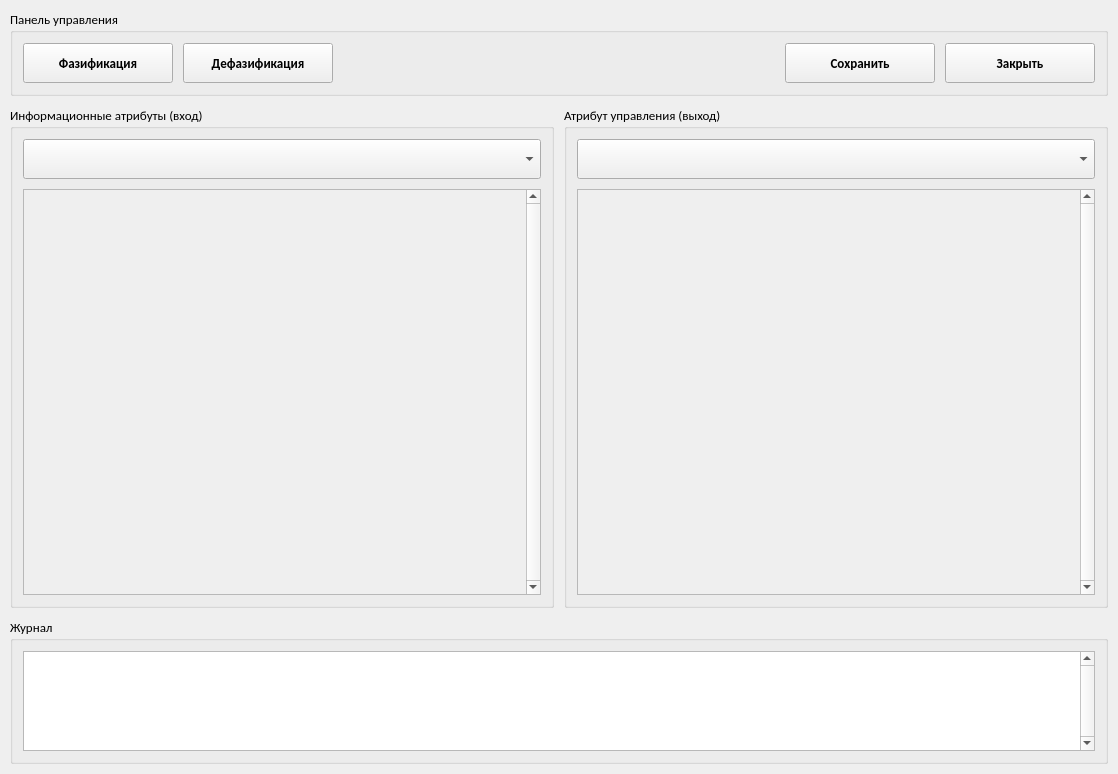
WeeIIer/knowledge_representation-lab_2, file ui/controller_window.ui: the form before one commit.
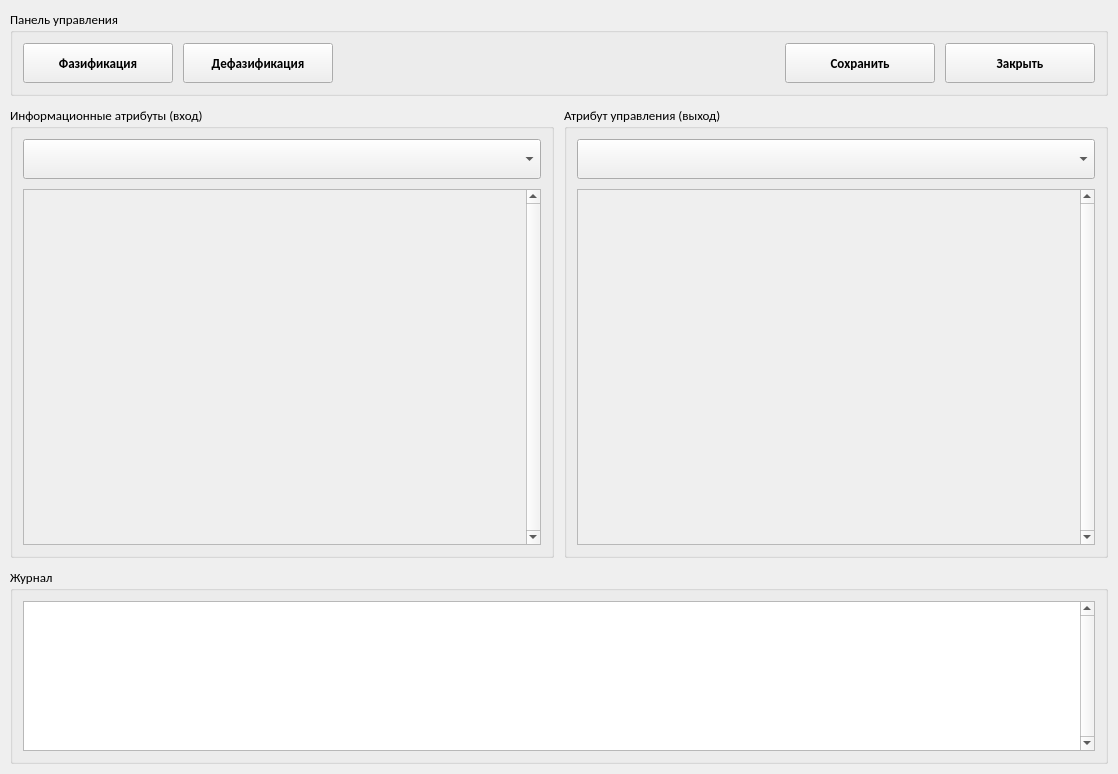
The form after the commit.

Patch:
```diff
--- a/ui/controller_window.ui
+++ b/ui/controller_window.ui
@@ -330,7 +330,7 @@
              <x>0</x>
              <y>0</y>
              <width>502</width>
-             <height>429</height>
+             <height>379</height>
             </rect>
            </property>
            <property name="autoFillBackground">
@@ -481,7 +481,7 @@
              <x>0</x>
              <y>0</y>
              <width>502</width>
-             <height>429</height>
+             <height>379</height>
             </rect>
            </property>
            <property name="autoFillBackground">
@@ -597,7 +597,7 @@
         <property name="maximumSize">
          <size>
           <width>16777215</width>
-          <height>100</height>
+          <height>150</height>
          </size>
         </property>
         <property name="verticalScrollBarPolicy">
```
